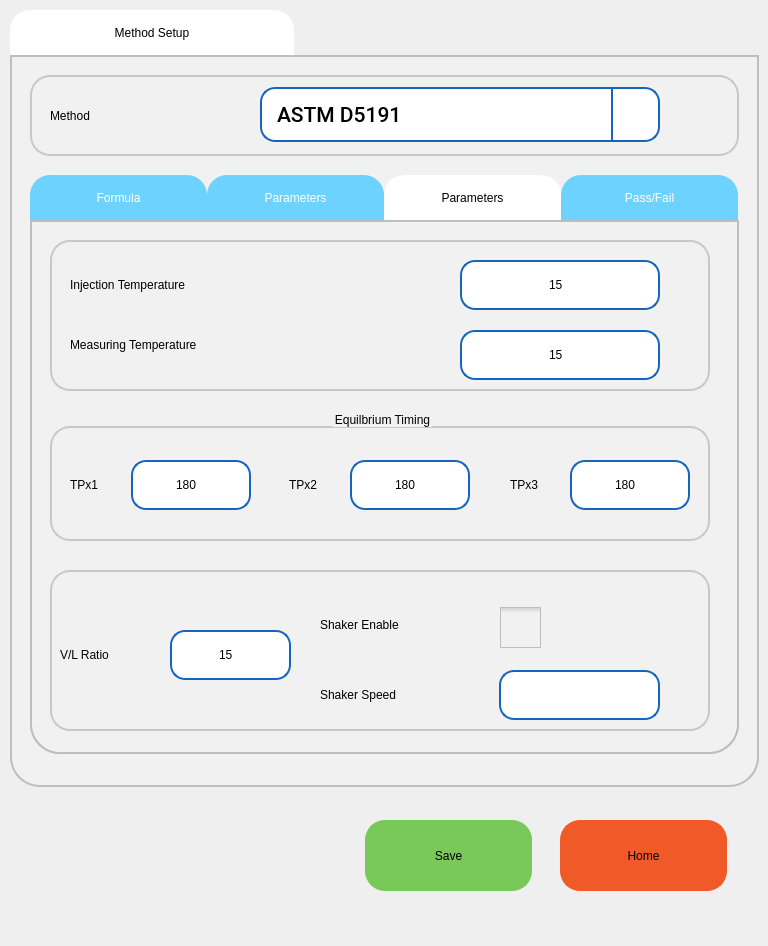
First picture: the form in pApp-22-June-2021/smethodsetup.ui, repository ChandraMVE/PSSC_QT_Development, before the edit.
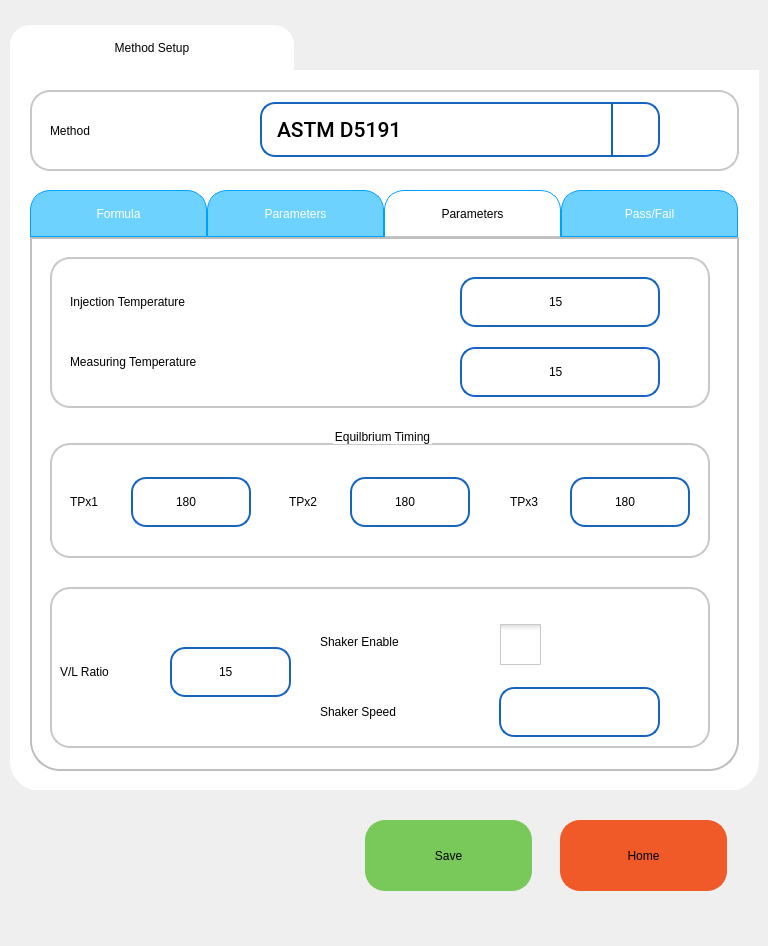
Second picture: the form after the edit. The open tabs and pages were chosen to show the change. Icons and pictures are not drawn. Custom widgets are drawn as their Qt base class.

Patch:
```diff
--- a/pApp-22-June-2021/smethodsetup.ui
+++ b/pApp-22-June-2021/smethodsetup.ui
@@ -144,9 +144,9 @@
    <property name="geometry">
     <rect>
      <x>10</x>
-     <y>10</y>
+     <y>25</y>
      <width>749</width>
-     <height>780</height>
+     <height>765</height>
     </rect>
    </property>
    <property name="focusPolicy">
@@ -223,12 +223,12 @@
        <x>0</x>
        <y>0</y>
        <width>749</width>
-       <height>732</height>
+       <height>721</height>
       </rect>
      </property>
      <property name="styleSheet">
-      <string notr="true">background-color: rgb(241, 241, 241);
-border: 2px solid #C4C4C3;
+      <string notr="true">background-color: rgb(255, 255, 255);
+border: 0px solid #C4C4C3;
 border-bottom-color: #C2C7CB; /* same as the pane color */
 border-bottom-left-radius: 30px;
 border-bottom-right-radius: 30px;
@@ -454,7 +454,7 @@
         <x>20</x>
         <y>120</y>
         <width>709</width>
-        <height>579</height>
+        <height>581</height>
        </rect>
       </property>
       <property name="focusPolicy">
@@ -490,10 +490,10 @@
 
     padding: 2px;
     height:41px;
-   	width: 173px;
+   	width: 171.3px;
 
-	border-width: 0px;
-	border-color: rgb(21, 100, 192);
+border-width: 0.5px;
+border-color: rgb(0, 160, 255);
 	border-style: solid;
 
 	font: 75 16pt &quot;Roboto Medium&quot;;
@@ -514,9 +514,9 @@
 
 
 QTabBar::tab:selected {
-    border-color: #9B9B9B;
+border-width: 0.5px;
+border-color: rgb(0, 160, 255);
     border-bottom-color: #C2C7CB; /* same as pane color */
- 	border: 0px;
 	color: rgb(0, 0, 0);
 }
 
@@ -1352,7 +1352,7 @@
          </rect>
         </property>
         <property name="styleSheet">
-         <string notr="true">background-color: rgb(241, 241, 241);
+         <string notr="true">background-color: rgb(255, 255, 255);
 border: 2px solid #C4C4C3;
 border-bottom-color: #C2C7CB; /* same as the pane color */
 border-bottom-left-radius: 30px;
@@ -1435,7 +1435,7 @@
 }
 
 QLineEdit:read-only {
-	background-color: rgb(190, 190, 190);
+	background-color: rgb(241, 241, 241);
 }
 QLineEdit[error=true] {
 border-color: red;
@@ -1481,7 +1481,7 @@
 }
 
 QLineEdit:read-only {
-	background-color: rgb(190, 190, 190);
+	background-color: rgb(241, 241, 241);
 }
 QLineEdit[error=true] {
 border-color: red;
@@ -1621,7 +1621,7 @@
 }
 
 QLineEdit:read-only {
-	background-color: rgb(190, 190, 190);
+	background-color: rgb(241, 241, 241);
 }
 QLineEdit[error=true] {
 border-color: red;
@@ -1667,7 +1667,7 @@
 }
 
 QLineEdit:read-only {
-	background-color:rgb(190, 190, 190);
+	background-color: rgb(241, 241, 241);
 }
 QLineEdit[error=true] {
 border-color: red;
@@ -1713,7 +1713,7 @@
 }
 
 QLineEdit:read-only {
-	background-color: rgb(190, 190, 190);
+	background-color: rgb(241, 241, 241);
 }
 QLineEdit[error=true] {
 border-color: red;
@@ -1805,7 +1805,7 @@
 }
 
 QLineEdit:read-only {
-	background-color: rgb(190, 190, 190);
+	background-color: rgb(241, 241, 241);
 }
 QLineEdit[error=true] {
 border-color: red;
@@ -1851,7 +1851,7 @@
 }
 
 QLineEdit:read-only {
-	background-color: rgb(190, 190, 190);
+	background-color: rgb(241, 241, 241);
 }
 QLineEdit[error=true] {
 border-color: red;
```
Left out of the diff: 30 changed lines with no effect on the pictures.
